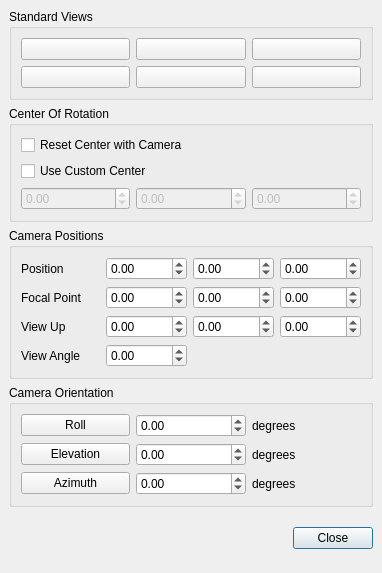
Qt form Qt/Components/Resources/UI/pqCameraDialog.ui (wildmichael/ParaView3-enhancements-old) before a commit.
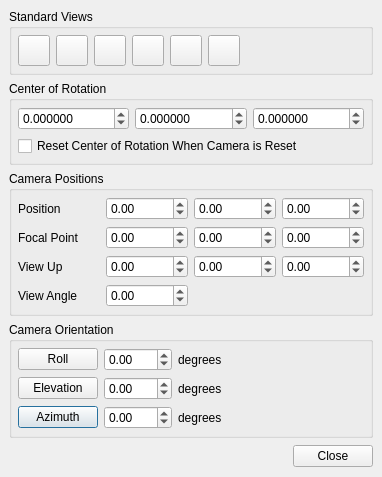
The same form after that commit. Icons and pictures are not drawn. Custom widgets are drawn as their Qt base class.

Commit message: BUG: Allowing the user to enter center of rotation with 6 decimal places. Also fixing the resetting problem when pressing enter or closing the dialog.

```diff
--- a/Qt/Components/Resources/UI/pqCameraDialog.ui
+++ b/Qt/Components/Resources/UI/pqCameraDialog.ui
@@ -9,138 +9,33 @@
     <x>0</x>
     <y>0</y>
     <width>382</width>
-    <height>573</height>
+    <height>459</height>
    </rect>
   </property>
   <property name="windowTitle" >
    <string>Adjusting Camera</string>
   </property>
-  <layout class="QGridLayout" >
+  <layout class="QVBoxLayout" >
    <property name="margin" >
     <number>9</number>
    </property>
    <property name="spacing" >
     <number>6</number>
    </property>
-   <item row="4" column="1" >
-    <widget class="QPushButton" name="closeButton" >
-     <property name="sizePolicy" >
-      <sizepolicy>
-       <hsizetype>0</hsizetype>
-       <vsizetype>0</vsizetype>
-       <horstretch>0</horstretch>
-       <verstretch>0</verstretch>
-      </sizepolicy>
-     </property>
-     <property name="text" >
-      <string>Close</string>
-     </property>
-    </widget>
-   </item>
-   <item row="1" column="0" colspan="2" >
-    <widget class="QGroupBox" name="centerGroup" >
-     <property name="title" >
-      <string>Center Of Rotation</string>
-     </property>
-     <layout class="QVBoxLayout" >
-      <property name="margin" >
-       <number>9</number>
-      </property>
-      <property name="spacing" >
-       <number>6</number>
-      </property>
-      <item>
-       <widget class="QCheckBox" name="AutoResetCenterOfRotation" >
-        <property name="toolTip" >
-         <string>Reset center of rotation when camera is reset.</string>
-        </property>
-        <property name="text" >
-         <string>Reset Center with Camera</string>
-        </property>
-       </widget>
-      </item>
-      <item>
-       <widget class="QCheckBox" name="CustomCenter" >
-        <property name="text" >
-         <string>Use Custom Center</string>
-        </property>
-       </widget>
-      </item>
-      <item>
-       <layout class="QHBoxLayout" >
-        <property name="margin" >
-         <number>0</number>
-        </property>
-        <property name="spacing" >
-         <number>6</number>
-        </property>
-        <item>
-         <widget class="QDoubleSpinBox" name="CenterX" >
-          <property name="enabled" >
-           <bool>false</bool>
-          </property>
-          <property name="maximum" >
-           <double>10000.000000000000000</double>
-          </property>
-          <property name="minimum" >
-           <double>-10000.000000000000000</double>
-          </property>
-          <property name="singleStep" >
-           <double>0.100000000000000</double>
-          </property>
-         </widget>
-        </item>
-        <item>
-         <widget class="QDoubleSpinBox" name="CenterY" >
-          <property name="enabled" >
-           <bool>false</bool>
-          </property>
-          <property name="maximum" >
-           <double>10000.000000000000000</double>
-          </property>
-          <property name="minimum" >
-           <double>-10000.000000000000000</double>
-          </property>
-          <property name="singleStep" >
-           <double>0.100000000000000</double>
-          </property>
-         </widget>
-        </item>
-        <item>
-         <widget class="QDoubleSpinBox" name="CenterZ" >
-          <property name="enabled" >
-           <bool>false</bool>
-          </property>
-          <property name="maximum" >
-           <double>10000.000000000000000</double>
-          </property>
-          <property name="minimum" >
-           <double>-10000.000000000000000</double>
-          </property>
-          <property name="singleStep" >
-           <double>0.100000000000000</double>
-          </property>
-         </widget>
-        </item>
-       </layout>
-      </item>
-     </layout>
-    </widget>
-   </item>
-   <item row="0" column="0" colspan="2" >
+   <item>
     <widget class="pqCollapsedGroup" name="viewsGroup" >
      <property name="title" >
       <string>Standard Views</string>
      </property>
-     <layout class="QGridLayout" >
+     <layout class="QHBoxLayout" >
       <property name="margin" >
-       <number>9</number>
+       <number>6</number>
       </property>
       <property name="spacing" >
        <number>6</number>
       </property>
-      <item row="1" column="2" >
-       <widget class="QPushButton" name="viewZMinus" >
+      <item>
+       <widget class="QToolButton" name="viewXPlus" >
         <property name="toolTip" >
          <string>Looking down Z axis from (0, 0, -1)</string>
         </property>
@@ -158,27 +53,8 @@
         </property>
        </widget>
       </item>
-      <item row="1" column="1" >
-       <widget class="QPushButton" name="viewYMinus" >
-        <property name="toolTip" >
-         <string>Looking down Y axis from (0, -1, 0)</string>
-        </property>
-        <property name="text" >
-         <string/>
-        </property>
-        <property name="icon" >
-         <iconset resource="../pqComponents.qrc" >:/pqWidgets/Icons/pqYMinus24.png</iconset>
-        </property>
-        <property name="iconSize" >
-         <size>
-          <width>24</width>
-          <height>24</height>
-         </size>
-        </property>
-       </widget>
-      </item>
-      <item row="1" column="0" >
-       <widget class="QPushButton" name="viewXMinus" >
+      <item>
+       <widget class="QToolButton" name="viewXMinus" >
         <property name="toolTip" >
          <string>Looking down X axis from (-1, 0, 0)</string>
         </property>
@@ -196,27 +72,8 @@
         </property>
        </widget>
       </item>
-      <item row="0" column="2" >
-       <widget class="QPushButton" name="viewZPlus" >
-        <property name="toolTip" >
-         <string>Looking down X axis from (0, 0, 1)</string>
-        </property>
-        <property name="text" >
-         <string/>
-        </property>
-        <property name="icon" >
-         <iconset resource="../pqComponents.qrc" >:/pqWidgets/Icons/pqZPlus24.png</iconset>
-        </property>
-        <property name="iconSize" >
-         <size>
-          <width>24</width>
-          <height>24</height>
-         </size>
-        </property>
-       </widget>
-      </item>
-      <item row="0" column="1" >
-       <widget class="QPushButton" name="viewYPlus" >
+      <item>
+       <widget class="QToolButton" name="viewYPlus" >
         <property name="toolTip" >
          <string>Looking down Y axis from (0, 1, 0)</string>
         </property>
@@ -234,36 +91,160 @@
         </property>
        </widget>
       </item>
+      <item>
+       <widget class="QToolButton" name="viewYMinus" >
+        <property name="toolTip" >
+         <string>Looking down Y axis from (0, -1, 0)</string>
+        </property>
+        <property name="text" >
+         <string/>
+        </property>
+        <property name="icon" >
+         <iconset resource="../pqComponents.qrc" >:/pqWidgets/Icons/pqYMinus24.png</iconset>
+        </property>
+        <property name="iconSize" >
+         <size>
+          <width>24</width>
+          <height>24</height>
+         </size>
+        </property>
+       </widget>
+      </item>
+      <item>
+       <widget class="QToolButton" name="viewZPlus" >
+        <property name="toolTip" >
+         <string>Looking down X axis from (0, 0, 1)</string>
+        </property>
+        <property name="text" >
+         <string/>
+        </property>
+        <property name="icon" >
+         <iconset resource="../pqComponents.qrc" >:/pqWidgets/Icons/pqZPlus24.png</iconset>
+        </property>
+        <property name="iconSize" >
+         <size>
+          <width>24</width>
+          <height>24</height>
+         </size>
+        </property>
+       </widget>
+      </item>
+      <item>
+       <widget class="QToolButton" name="viewZMinus" >
+        <property name="toolTip" >
+         <string>Looking down Z axis from (0, 0, -1)</string>
+        </property>
+        <property name="text" >
+         <string/>
+        </property>
+        <property name="icon" >
+         <iconset resource="../pqComponents.qrc" >:/pqWidgets/Icons/pqZMinus24.png</iconset>
+        </property>
+        <property name="iconSize" >
+         <size>
+          <width>24</width>
+          <height>24</height>
+         </size>
+        </property>
+       </widget>
+      </item>
+      <item>
+       <spacer>
+        <property name="orientation" >
+         <enum>Qt::Horizontal</enum>
+        </property>
+        <property name="sizeHint" >
+         <size>
+          <width>0</width>
+          <height>20</height>
+         </size>
+        </property>
+       </spacer>
+      </item>
+     </layout>
+    </widget>
+   </item>
+   <item>
+    <widget class="QGroupBox" name="centerGroup" >
+     <property name="title" >
+      <string>Center of Rotation</string>
+     </property>
+     <layout class="QGridLayout" >
+      <property name="margin" >
+       <number>6</number>
+      </property>
+      <property name="spacing" >
+       <number>6</number>
+      </property>
+      <item row="0" column="2" >
+       <widget class="QDoubleSpinBox" name="CenterZ" >
+        <property name="decimals" >
+         <number>6</number>
+        </property>
+        <property name="maximum" >
+         <double>10000.000000000000000</double>
+        </property>
+        <property name="minimum" >
+         <double>-10000.000000000000000</double>
+        </property>
+        <property name="singleStep" >
+         <double>0.100000000000000</double>
+        </property>
+       </widget>
+      </item>
+      <item row="0" column="1" >
+       <widget class="QDoubleSpinBox" name="CenterY" >
+        <property name="decimals" >
+         <number>6</number>
+        </property>
+        <property name="maximum" >
+         <double>10000.000000000000000</double>
+        </property>
+        <property name="minimum" >
+         <double>-10000.000000000000000</double>
+        </property>
+        <property name="singleStep" >
+         <double>0.100000000000000</double>
+        </property>
+       </widget>
+      </item>
       <item row="0" column="0" >
-       <widget class="QPushButton" name="viewXPlus" >
+       <widget class="QDoubleSpinBox" name="CenterX" >
+        <property name="decimals" >
+         <number>6</number>
+        </property>
+        <property name="maximum" >
+         <double>10000.000000000000000</double>
+        </property>
+        <property name="minimum" >
+         <double>-10000.000000000000000</double>
+        </property>
+        <property name="singleStep" >
+         <double>0.100000000000000</double>
+        </property>
+       </widget>
+      </item>
+      <item row="1" column="0" colspan="3" >
+       <widget class="QCheckBox" name="AutoResetCenterOfRotation" >
         <property name="toolTip" >
          <string>Looking down X axis from (1, 0, 0)</string>
         </property>
         <property name="text" >
-         <string/>
-        </property>
-        <property name="icon" >
-         <iconset resource="../pqComponents.qrc" >:/pqWidgets/Icons/pqXPlus24.png</iconset>
-        </property>
-        <property name="iconSize" >
-         <size>
-          <width>24</width>
-          <height>24</height>
-         </size>
+         <string>Reset Center of Rotation When Camera is Reset</string>
         </property>
        </widget>
       </item>
      </layout>
     </widget>
    </item>
-   <item row="2" column="0" colspan="2" >
+   <item>
     <widget class="pqCollapsedGroup" name="positionsGroup" >
      <property name="title" >
       <string>Camera Positions</string>
      </property>
      <layout class="QGridLayout" >
       <property name="margin" >
-       <number>9</number>
+       <number>6</number>
       </property>
       <property name="spacing" >
        <number>6</number>
@@ -417,33 +398,28 @@
      </layout>
     </widget>
    </item>
-   <item row="4" column="0" >
-    <spacer>
-     <property name="orientation" >
-      <enum>Qt::Vertical</enum>
-     </property>
-     <property name="sizeHint" >
-      <size>
-       <width>201</width>
-       <height>31</height>
-      </size>
-     </property>
-    </spacer>
-   </item>
-   <item row="3" column="0" colspan="2" >
+   <item>
     <widget class="QGroupBox" name="orientationsGroup" >
      <property name="title" >
       <string>Camera Orientation</string>
      </property>
      <layout class="QGridLayout" >
       <property name="margin" >
-       <number>9</number>
+       <number>6</number>
       </property>
       <property name="spacing" >
        <number>6</number>
       </property>
       <item row="0" column="2" >
        <widget class="QLabel" name="label_20" >
+        <property name="sizePolicy" >
+         <sizepolicy>
+          <hsizetype>3</hsizetype>
+          <vsizetype>5</vsizetype>
+          <horstretch>0</horstretch>
+          <verstretch>0</verstretch>
+         </sizepolicy>
+        </property>
         <property name="text" >
          <string>degrees</string>
         </property>
@@ -529,6 +505,14 @@
       </item>
       <item row="1" column="2" >
        <widget class="QLabel" name="label_21" >
+        <property name="sizePolicy" >
+         <sizepolicy>
+          <hsizetype>3</hsizetype>
+          <vsizetype>5</vsizetype>
+          <horstretch>0</horstretch>
+          <verstretch>0</verstretch>
+         </sizepolicy>
+        </property>
         <property name="text" >
          <string>degrees</string>
         </property>
@@ -536,6 +520,14 @@
       </item>
       <item row="2" column="2" >
        <widget class="QLabel" name="label_16" >
+        <property name="sizePolicy" >
+         <sizepolicy>
+          <hsizetype>3</hsizetype>
+          <vsizetype>5</vsizetype>
+          <horstretch>0</horstretch>
+          <verstretch>0</verstretch>
+         </sizepolicy>
+        </property>
         <property name="text" >
          <string>degrees</string>
         </property>
@@ -544,6 +536,44 @@
      </layout>
     </widget>
    </item>
+   <item>
+    <layout class="QHBoxLayout" >
+     <property name="margin" >
+      <number>0</number>
+     </property>
+     <property name="spacing" >
+      <number>6</number>
+     </property>
+     <item>
+      <spacer>
+       <property name="orientation" >
+        <enum>Qt::Horizontal</enum>
+       </property>
+       <property name="sizeHint" >
+        <size>
+         <width>0</width>
+         <height>24</height>
+        </size>
+       </property>
+      </spacer>
+     </item>
+     <item>
+      <widget class="QPushButton" name="closeButton" >
+       <property name="sizePolicy" >
+        <sizepolicy>
+         <hsizetype>0</hsizetype>
+         <vsizetype>0</vsizetype>
+         <horstretch>0</horstretch>
+         <verstretch>0</verstretch>
+        </sizepolicy>
+       </property>
+       <property name="text" >
+        <string>Close</string>
+       </property>
+      </widget>
+     </item>
+    </layout>
+   </item>
   </layout>
  </widget>
  <customwidgets>
```
Left out of the diff: 54 changed lines with no effect on the pictures. The commit also changes 2 other files.
